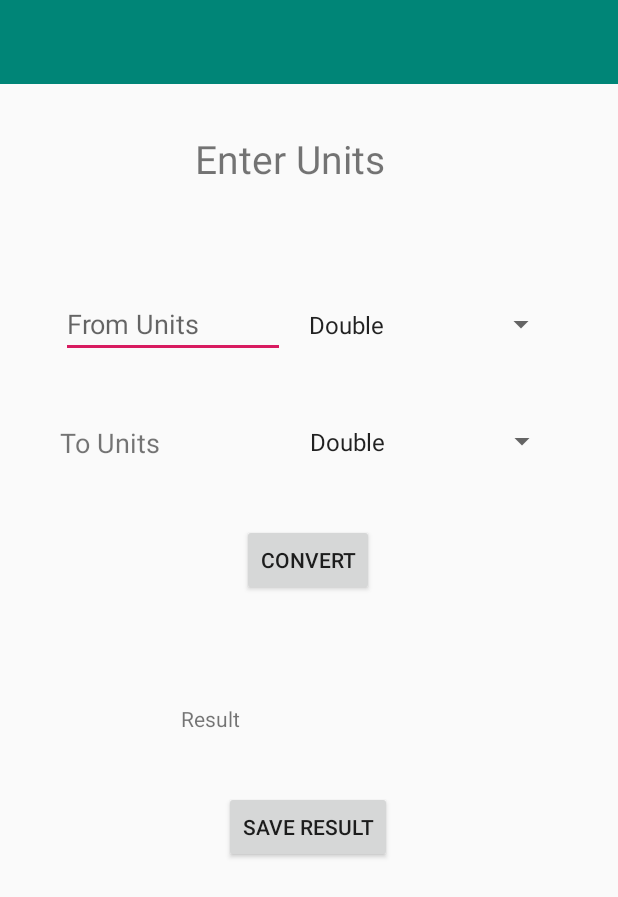
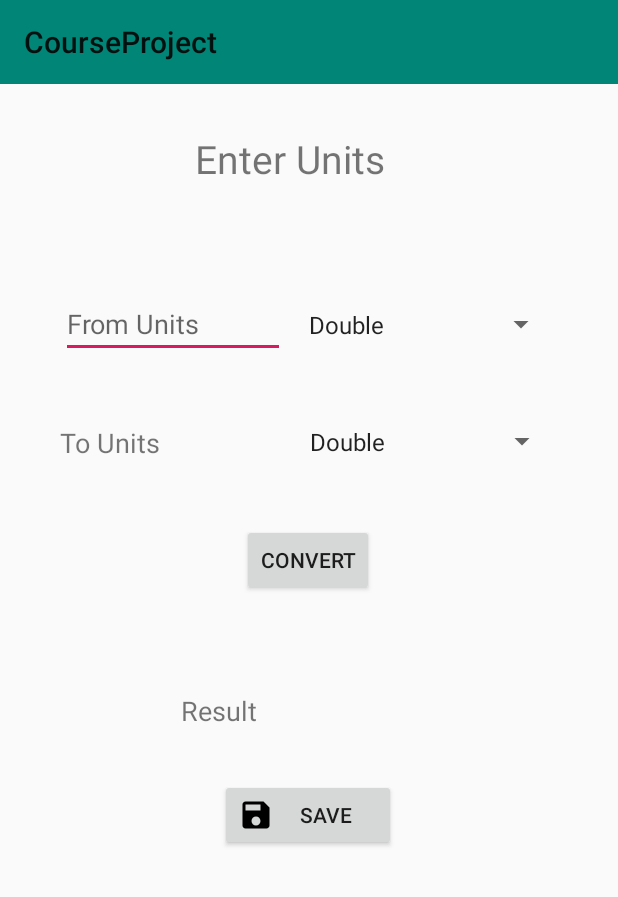
Before and after one commit to adelkesc/UnitConversionApp, an Android app: the Velocity screen opened directly, with no data from a screen before it, on a phone screen of 412 x 824 dp. Shown: the top 897 px of the screen. Run offline under Robolectric (Android 15) with nearby library versions, the phone set to English and light mode, and no system bars.

Commit message:
Updated visual layout and added button listener.

```diff
--- a/app/src/main/java/com/example/courseproject/Velocity.java
+++ b/app/src/main/java/com/example/courseproject/Velocity.java
@@ -2,6 +2,7 @@ package com.example.courseproject;
 
 import android.support.v7.app.AppCompatActivity;
 import android.os.Bundle;
+import android.support.v7.widget.Toolbar;
 import android.view.View;
 import android.widget.AdapterView;
 import android.widget.ArrayAdapter;
@@ -22,9 +23,13 @@ public class Velocity extends AppCompatActivity implements AdapterView.OnItemSel
         super.onCreate(savedInstanceState);
         setContentView(R.layout.activity_velocity);
 
+        Toolbar toolbar = (Toolbar) findViewById(R.id.appToolbar2);
+        setSupportActionBar(toolbar);
+
         convertFrom = (EditText) findViewById(R.id.entryView);
         resultDisplay = (TextView) findViewById(R.id.resultView);
-        Button button = (Button) findViewById(R.id.convertButton);
+        Button convertButton = (Button) findViewById(R.id.convertButton);
+        Button saveButton = (Button) findViewById(R.id.saveButton);
 
         spinnerFrom = (Spinner) findViewById(R.id.spinnerDropdown);
         spinnerTo = (Spinner) findViewById(R.id.spinnerDropdown2);
@@ -37,11 +42,18 @@ public class Velocity extends AppCompatActivity implements AdapterView.OnItemSel
         spinnerFrom.setOnItemSelectedListener(this);
         spinnerTo.setOnItemSelectedListener(this);
 
-        button.setOnClickListener(new View.OnClickListener() {
+        convertButton.setOnClickListener(new View.OnClickListener() {
             @Override
             public void onClick(View v) {
 //                int value = Integer.parseInt(convertFrom.getText().toString());
 //                resultDisplay.setText(String.valueOf(value));
+            }
+        });
+
+        saveButton.setOnClickListener(new View.OnClickListener() {
+            @Override
+            public void onClick(View v) {
+                //save to firebase
             }
         });
     }
--- /dev/null
+++ b/app/src/main/res/drawable/ic_save_icon_24px.xml
@@ -0,0 +1,9 @@
+<vector xmlns:android="http://schemas.android.com/apk/res/android"
+    android:width="24dp"
+    android:height="24dp"
+    android:viewportWidth="24"
+    android:viewportHeight="24">
+  <path
+      android:fillColor="#FF000000"
+      android:pathData="M17,3L5,3c-1.11,0 -2,0.9 -2,2v14c0,1.1 0.89,2 2,2h14c1.1,0 2,-0.9 2,-2L21,7l-4,-4zM12,19c-1.66,0 -3,-1.34 -3,-3s1.34,-3 3,-3 3,1.34 3,3 -1.34,3 -3,3zM15,9L5,9L5,5h10v4z"/>
+</vector>
--- a/app/src/main/res/layout/activity_velocity.xml
+++ b/app/src/main/res/layout/activity_velocity.xml
@@ -96,9 +96,10 @@
         android:layout_width="168dp"
         android:layout_height="42dp"
         android:layout_marginStart="120dp"
-        android:layout_marginTop="72dp"
+        android:layout_marginTop="64dp"
         android:layout_marginEnd="8dp"
         android:text="Result"
+        android:textSize="18sp"
         app:layout_constraintEnd_toEndOf="parent"
         app:layout_constraintHorizontal_bias="0.008"
         app:layout_constraintStart_toStartOf="parent"
@@ -106,12 +107,13 @@
 
     <Button
         android:id="@+id/saveButton"
-        android:layout_width="wrap_content"
+        android:layout_width="117dp"
         android:layout_height="wrap_content"
         android:layout_marginStart="8dp"
         android:layout_marginTop="16dp"
         android:layout_marginEnd="8dp"
-        android:text="Save Result"
+        android:drawableLeft="@drawable/ic_save_icon_24px"
+        android:text="Save"
         app:layout_constraintEnd_toEndOf="parent"
         app:layout_constraintHorizontal_bias="0.498"
         app:layout_constraintStart_toStartOf="parent"
```
